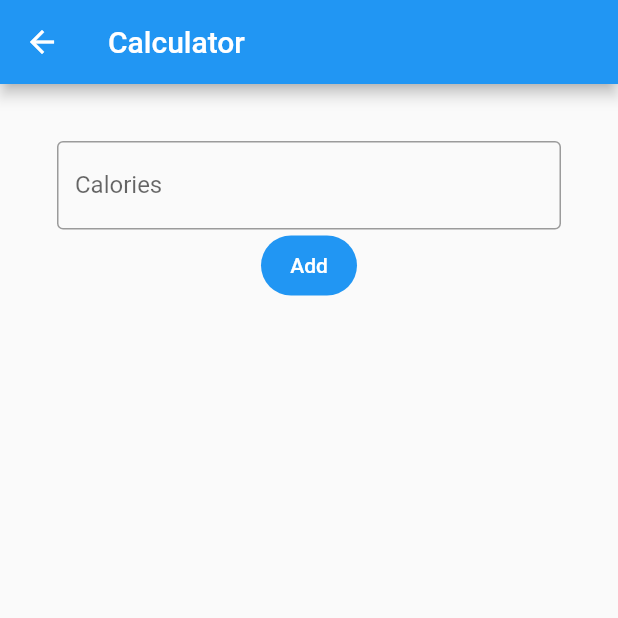
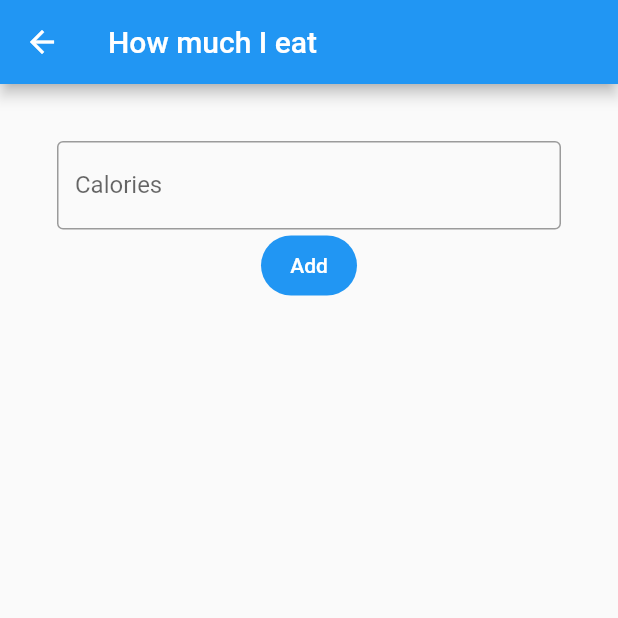
Before and after one commit to Rexol/flutter-course-final-project, a Flutter app: the screen it shows once a user with an empty profile is signed in, in the side drawer, after a tap on "Log calories", on a phone screen of 412 x 824 dp, the top half of it. Run offline on Flutter 3.47's test engine with Material 2 defaults, Android fonts, the phone set to English and light mode, and no system bars; our stand-ins replace cloud_firestore, firebase_auth, firebase_core, geolocator, sqflite, weather; accounts and stored records are empty; generated files the repository leaves out were written again.

Commit message:
Finish project

```diff
--- a/lib/pages/home_page.dart
+++ b/lib/pages/home_page.dart
@@ -35,7 +35,7 @@ class HomePage extends StatelessWidget {
               padding: EdgeInsets.all(10),
               child: WeatherWidget(),
             ),
-            const Padding(
+            Padding(
               padding: EdgeInsets.all(10),
               child: CalorieStats(),
             ),
--- a/lib/pages/log_calories_page.dart
+++ b/lib/pages/log_calories_page.dart
@@ -10,7 +10,7 @@ class LogCaloriesPage extends StatelessWidget {
   Widget build(BuildContext context) {
     return Scaffold(
       appBar: AppBar(
-        title: const Text('Calculator'),
+        title: const Text('How much I eat'),
       ),
       // drawer: const SideNavigationDrawer(),
       body: Container(
--- a/lib/widgets/navigation_drawer.dart
+++ b/lib/widgets/navigation_drawer.dart
@@ -13,30 +13,26 @@ class SideNavigationDrawer extends StatelessWidget {
           child: Column(
             crossAxisAlignment: CrossAxisAlignment.stretch,
             children: [
-              buildHeader(context),
               buildMenuItems(context),
             ],
           ),
         ),
       );
-}
-
-Widget buildHeader(BuildContext context) => Container();
 
   Widget buildMenuItems(BuildContext context) => Container(
         padding: const EdgeInsets.fromLTRB(18, 60, 18, 0),
         child: Wrap(
           runSpacing: 16,
           children: [
-          ListTile(
-            leading: const Icon(Icons.home_outlined),
-            title: const Text('Home'),
-            onTap: () => Navigator.of(context).pushReplacement(
-              MaterialPageRoute(
-                builder: (context) => HomePage(),
-              ),
-            ),
-          ),
+            // ListTile(
+            //   leading: const Icon(Icons.home_outlined),
+            //   title: const Text('Home'),
+            //   onTap: () => Navigator.of(context).pushReplacement(
+            //     MaterialPageRoute(
+            //       builder: (context) => HomePage(),
+            //     ),
+            //   ),
+            // ),
             ListTile(
               leading: const Icon(Icons.calculate_outlined),
               title: const Text('Calculator'),
@@ -47,6 +43,7 @@ Widget buildMenuItems(BuildContext context) => Container(
                     builder: (context) => const CalculatorPage(),
                   ),
                 );
+                // .then((value) => updateState());
               },
             ),
             ListTile(
@@ -59,6 +56,7 @@ Widget buildMenuItems(BuildContext context) => Container(
                     builder: (context) => const LogCaloriesPage(),
                   ),
                 );
+                // .then((value) => updateState());
               },
             ),
             ListTile(
@@ -71,3 +69,4 @@ Widget buildMenuItems(BuildContext context) => Container(
           ],
         ),
       );
+}
```
Lines whose indentation alone changed are shown as unchanged.
